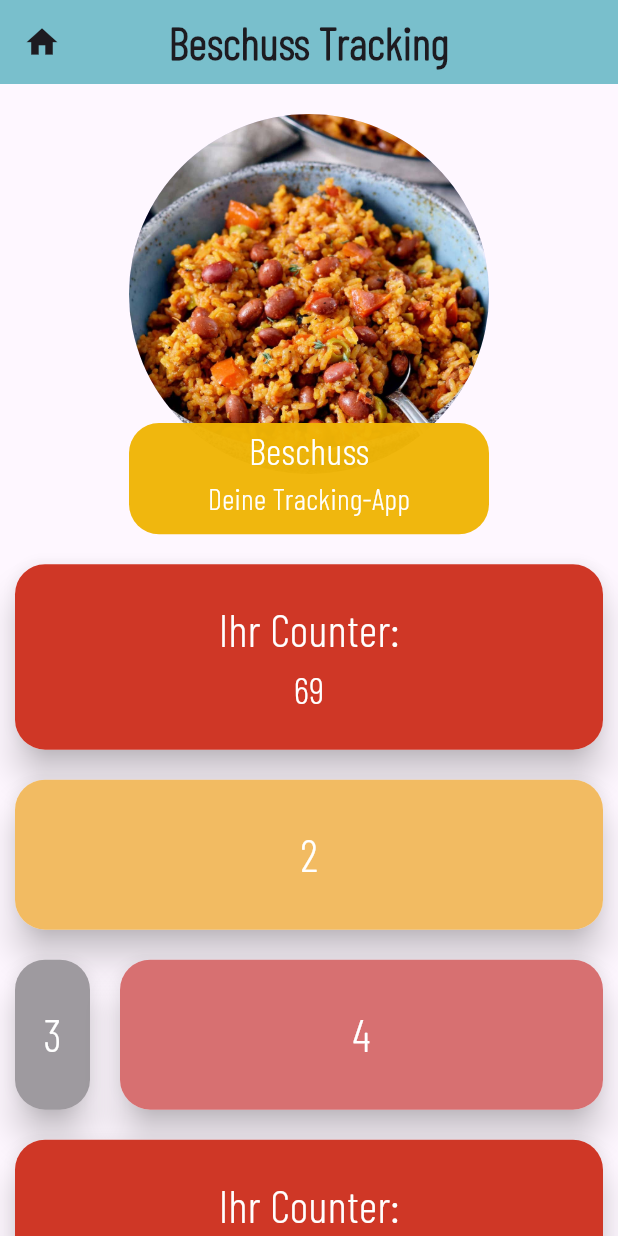
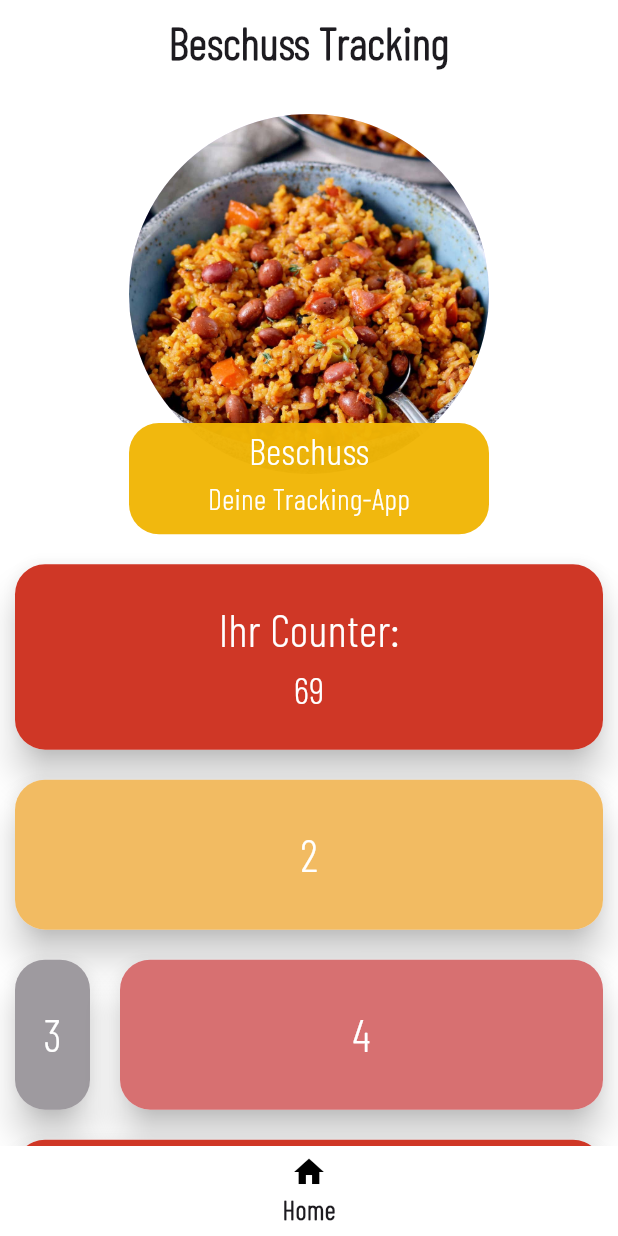
Before and after one commit to Tetoji/Flutter-Udemy-Course, a Flutter app: the screen it shows after launch, on a phone screen of 412 x 824 dp. Run offline on Flutter 3.47's test engine with Material 3 defaults, Android fonts, the phone set to English and light mode, and no system bars; drawn by our look-alikes of auto_size_text.

Commit message:
NavigationBar

```diff
--- a/udemy_app/lib/main.dart
+++ b/udemy_app/lib/main.dart
@@ -10,9 +10,10 @@
 
   @override
   Widget build(BuildContext context) {
-    return const MaterialApp(
+    return MaterialApp(
       debugShowCheckedModeBanner: false,
-      home: WidgetsExamplesPage(),
+      theme: ThemeData(scaffoldBackgroundColor: Colors.white),
+      home: const WidgetsExamplesPage(),
     );
   }
 }
--- a/udemy_app/lib/widgets_examples_page.dart
+++ b/udemy_app/lib/widgets_examples_page.dart
@@ -11,11 +11,8 @@ class WidgetsExamplesPage extends StatelessWidget {
   Widget build(BuildContext context) {
     return Scaffold(
       appBar: AppBar(
-        backgroundColor: const Color.fromARGB(246, 116, 189, 202),
-        leading: const Icon(
-          Icons.home,
-          size: 25.0,
-        ),
+        scrolledUnderElevation: 0.0, //! AppBar doesnt change color after scroll
+        backgroundColor: Colors.white,
         centerTitle: true,
         title: const AutoSizeText(
           "Beschuss Tracking",
@@ -74,6 +71,31 @@ class WidgetsExamplesPage extends StatelessWidget {
           ),
         ),
       ),
+      bottomNavigationBar: Container(
+          height: 60,
+          color: Colors.white,
+          child: Align(
+            child: InkWell(
+              // ignore: avoid_print,
+              onTap: () => print('tap on close'),
+              child: const Column(
+                mainAxisAlignment: MainAxisAlignment.center,
+                children: <Widget>[
+                  Icon(
+                    Icons.home,
+                    color: Colors.black,
+                  ),
+                  Text(
+                    'Home',
+                    style: TextStyle(
+                        fontFamily: 'BarlowCondensed',
+                        fontWeight: FontWeight.bold,
+                        fontSize: 18),
+                  ),
+                ],
+              ),
+            ),
+          )),
     );
   }
 }
```
